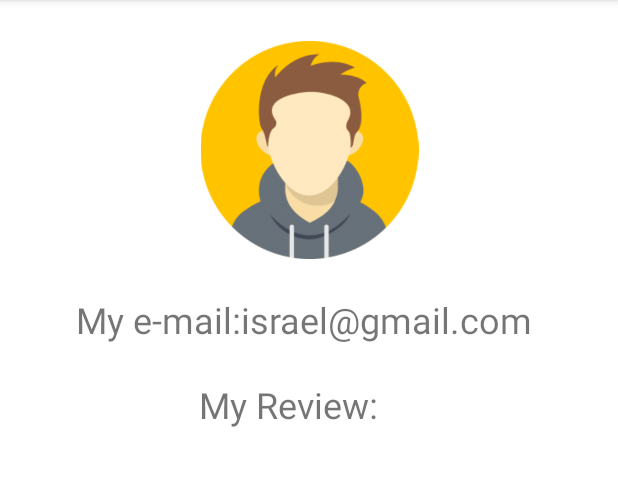
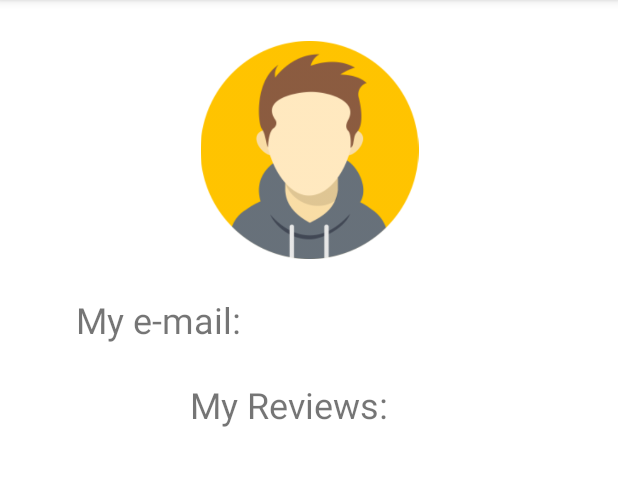
Before and after one commit to ohad585/My-Pizza, an Android app: the personal_page_costumer_fragment screen opened through its navigation route, on a phone screen of 412 x 824 dp, the part 84-570 px from its top. Run offline under Robolectric (Android 15) with nearby library versions, the phone set to English and light mode, and no system bars; our stand-ins replace Firebase (no records; nobody signed in at launch, a user with empty details on screens opened directly).

Commit message:
costumer personal page update

```diff
--- a/app/src/main/java/com/example/mypizza/Model/Model.java
+++ b/app/src/main/java/com/example/mypizza/Model/Model.java
@@ -87,4 +87,11 @@ public class Model {
             }
         });
     }
+
+    public interface getCurrentUserListener{
+        void onComplete(User user);
+    }
+    public void getCurrentUser(getCurrentUserListener listener){
+        modelFirebase.getCurrentUser(listener);
+    }
 }
--- a/app/src/main/java/com/example/mypizza/Model/ModelFirebase.java
+++ b/app/src/main/java/com/example/mypizza/Model/ModelFirebase.java
@@ -170,4 +170,9 @@ public class ModelFirebase {
                     Log.d("TAG", e.getMessage());
                 });
     }
+
+    public void getCurrentUser(Model.getCurrentUserListener listener){
+        FirebaseUser user = mAuth.getCurrentUser();
+        listener.onComplete(new User(user));
+    }
 }
--- a/app/src/main/java/com/example/mypizza/login_page_fragment.java
+++ b/app/src/main/java/com/example/mypizza/login_page_fragment.java
@@ -3,6 +3,7 @@ package com.example.mypizza;
 import android.os.Bundle;
 
 import androidx.fragment.app.Fragment;
+import androidx.navigation.Navigation;
 
 import android.util.Log;
 import android.view.LayoutInflater;
@@ -15,6 +16,7 @@ import com.example.mypizza.Model.Model;
 import com.example.mypizza.Model.User;
 
 public class login_page_fragment extends Fragment {
+    View view;
     TextView email;
     TextView password;
     View progBar;
@@ -25,7 +27,7 @@ public class login_page_fragment extends Fragment {
     public View onCreateView(LayoutInflater inflater, ViewGroup container,
                              Bundle savedInstanceState) {
         // Inflate the layout for this fragment
-        View view= inflater.inflate(R.layout.login_page_fragment, container, false);
+        view= inflater.inflate(R.layout.login_page_fragment, container, false);
         email =view.findViewById(R.id.login_email_et);
         password =view.findViewById(R.id.login_password_et);
         progBar = view.findViewById(R.id.login_progressBar);
@@ -48,6 +50,7 @@ public class login_page_fragment extends Fragment {
             if(success){
                 progBar.setVisibility(View.INVISIBLE);
                 Log.d("TAG", "loginUser: "+user.getEmail()+" "+user.getUid());
+                Navigation.findNavController(view).navigate(R.id.action_login_page_fragment_to_personal_page_costumer_fragment);
             }
             else {
                 progBar.setVisibility(View.INVISIBLE);
--- a/app/src/main/java/com/example/mypizza/personal_page_costumer_fragment.java
+++ b/app/src/main/java/com/example/mypizza/personal_page_costumer_fragment.java
@@ -7,12 +7,35 @@ import androidx.fragment.app.Fragment;
 import android.view.LayoutInflater;
 import android.view.View;
 import android.view.ViewGroup;
+import android.widget.TextView;
+
+import com.example.mypizza.Model.Model;
+import com.example.mypizza.Model.User;
+
+import org.w3c.dom.Text;
 
 public class personal_page_costumer_fragment extends Fragment {
+    User user;
+    View view;
+    View progBar;
+    TextView email;
     @Override
     public View onCreateView(LayoutInflater inflater, ViewGroup container,
                              Bundle savedInstanceState) {
         // Inflate the layout for this fragment
-        return inflater.inflate(R.layout.personal_page_costumer__fragment, container, false);
+        view = inflater.inflate(R.layout.personal_page_costumer__fragment, container, false);
+        email = view.findViewById(R.id.personal_page_costumer_enailAddress_tv);
+        progBar = view.findViewById(R.id.personal_page_costumer_progBar);
+        progBar.setVisibility(View.VISIBLE);
+        Model.instance.getCurrentUser(new Model.getCurrentUserListener() {
+            @Override
+            public void onComplete(User user) {
+                email.setText(user.getEmail());
+                progBar.setVisibility(View.INVISIBLE);
+            }
+        });
+
+
+        return view;
     }
 }
--- a/app/src/main/res/layout/personal_page_costumer__fragment.xml
+++ b/app/src/main/res/layout/personal_page_costumer__fragment.xml
@@ -22,7 +22,7 @@
         android:layout_width="wrap_content"
         android:layout_height="wrap_content"
         android:layout_marginTop="24dp"
-        android:text="My Review:"
+        android:text="My Reviews:"
         android:textSize="24sp"
         app:layout_constraintEnd_toEndOf="parent"
         app:layout_constraintHorizontal_bias="0.452"
@@ -33,6 +33,7 @@
         android:id="@+id/personal_page_costumer_enailAddress_tv"
         android:layout_width="wrap_content"
         android:layout_height="wrap_content"
+        android:layout_marginStart="4dp"
         android:text="israel@gmail.com"
         android:textSize="24sp"
         app:layout_constraintBottom_toBottomOf="@+id/personal_page_costumer_emailLabel_tv"
@@ -63,4 +64,14 @@
         app:layout_constraintTop_toTopOf="parent"
         app:srcCompat="@drawable/avatar" />
 
+    <ProgressBar
+        android:id="@+id/personal_page_costumer_progBar"
+        style="?android:attr/progressBarStyle"
+        android:layout_width="113dp"
+        android:layout_height="125dp"
+        app:layout_constraintBottom_toBottomOf="parent"
+        app:layout_constraintEnd_toEndOf="parent"
+        app:layout_constraintStart_toStartOf="parent"
+        app:layout_constraintTop_toTopOf="parent" />
+
 </androidx.constraintlayout.widget.ConstraintLayout>
--- a/app/src/main/res/navigation/nav_grah.xml
+++ b/app/src/main/res/navigation/nav_grah.xml
@@ -3,7 +3,7 @@
     xmlns:app="http://schemas.android.com/apk/res-auto"
     xmlns:tools="http://schemas.android.com/tools"
     android:id="@+id/nav_graph"
-    app:startDestination="@id/registration_page_fragment">
+    app:startDestination="@id/login_page_fragment">
 
     <fragment
         android:id="@+id/login_page_fragment"
@@ -13,6 +13,9 @@
         <action
             android:id="@+id/action_login_page_fragment_to_pizzas_display_fragment"
             app:destination="@id/pizzas_display_fragment" />
+        <action
+            android:id="@+id/action_login_page_fragment_to_personal_page_costumer_fragment"
+            app:destination="@id/personal_page_costumer_fragment" />
     </fragment>
     <fragment
         android:id="@+id/registration_page_fragment"
```
